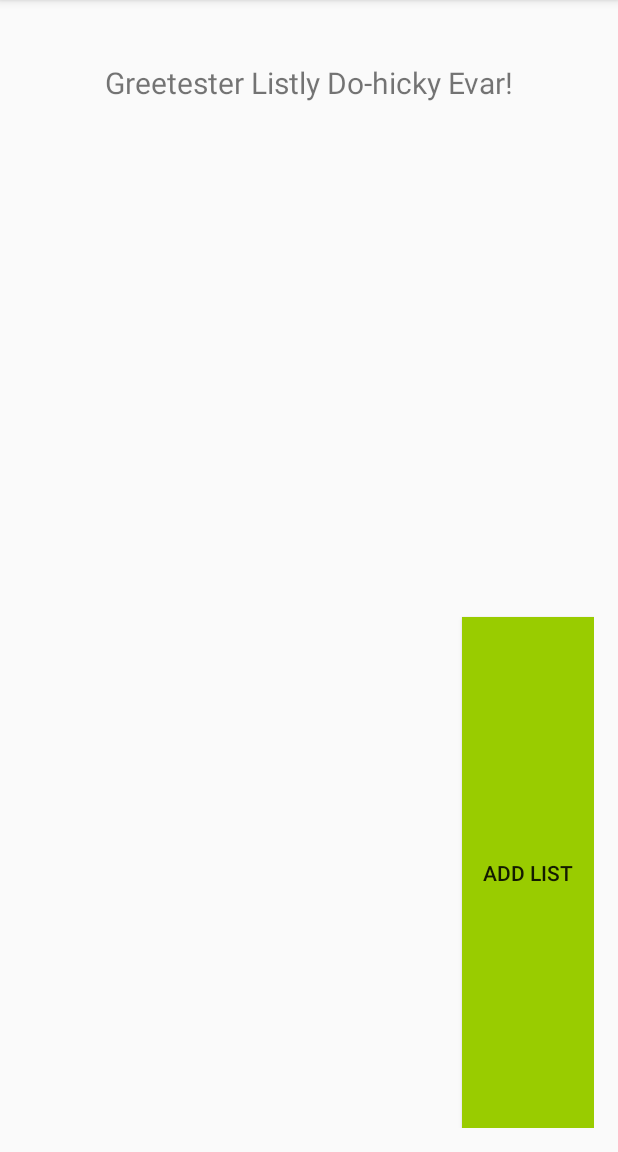
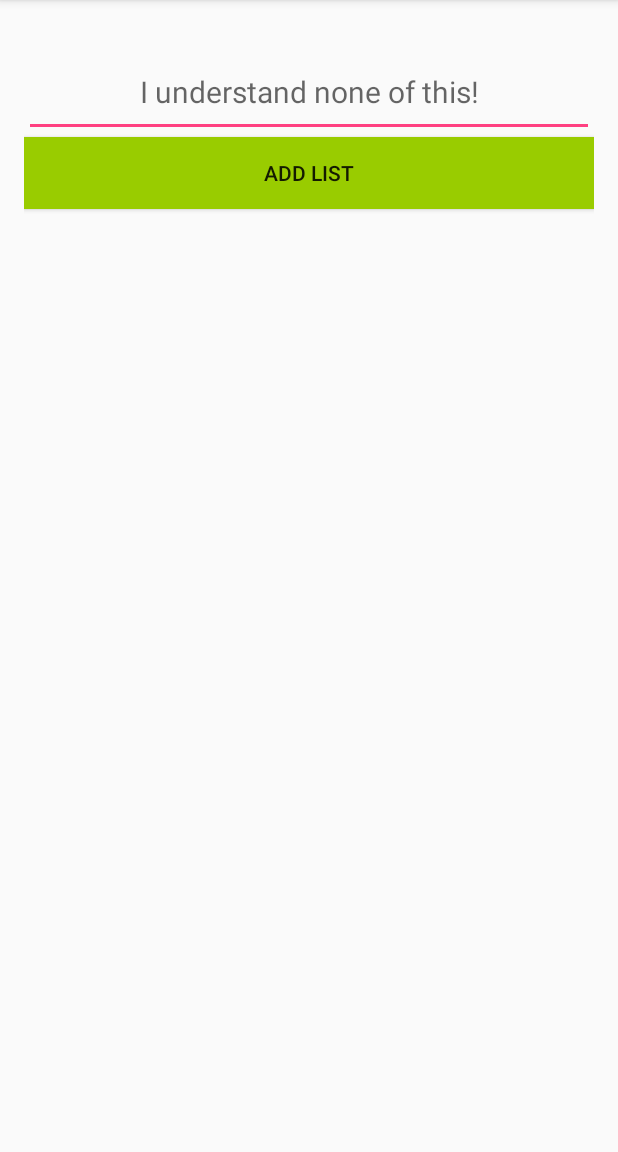
Before and after one commit to ajlomb/Project1, an Android app: the screen it shows after launch (MainActivity), on a phone screen of 412 x 824 dp, the part 84-1236 px from its top. Run offline under Robolectric (Android 15) with nearby library versions, the phone set to English and light mode, and no system bars.

Commit message:
Clears edit text field on button push

```diff
--- a/ToDoProject1/app/src/main/java/com/example/alexanderlombardo/todoproject1/MainActivity.java
+++ b/ToDoProject1/app/src/main/java/com/example/alexanderlombardo/todoproject1/MainActivity.java
@@ -1,43 +1,59 @@
 package com.example.alexanderlombardo.todoproject1;
 
+import android.os.Bundle;
 import android.support.v7.app.AppCompatActivity;
-import android.os.Bundle;
 import android.view.View;
 import android.widget.ArrayAdapter;
-import android.widget.Button;
 import android.widget.EditText;
 import android.widget.ListView;
+
 import java.util.ArrayList;
 
 public class MainActivity extends AppCompatActivity {
-    ArrayList<String> getNewList;
-    ArrayAdapter<String> mAdapter;
-    ListView lvItems;
-    Button listbutton;
+    ArrayList<String> arrayListToDo;
+    ArrayAdapter<String> arrayAdapterToDo;
+    public ListView listView;
 
-    @Override
-    protected void onCreate(Bundle savedInstanceState) {
+//      **NOT REALLY SURE WHAT THIS IS DOING YET....  Building the Array List?**
+
+    public void onCreate(Bundle savedInstanceState) {
         super.onCreate(savedInstanceState);
         setContentView(R.layout.activity_main);
-        getNewList.add("Testing List");
 
+        arrayListToDo = new ArrayList<String>();
+        arrayAdapterToDo = new ArrayAdapter<String>(this, android.R.layout.simple_list_item_1, arrayListToDo);
+        listView = (ListView) findViewById(R.id.listView);
+        listView.setAdapter(arrayAdapterToDo);
+
+ //       listView.setOnItemLongClickListener(new AdapterView.OnItemLongClickListener() {
+
+   //     });
+    }
+
+//      **ADDS A NEW ENTRY IN EDIT TEXT FIELD TO MAIN LIST WHEN BUTTON CLICKED**
+
+    public void listAddPage(View v) {
+
+        String listAddList = ((EditText)findViewById(R.id.editText)).getText().toString().trim();
+
+        if(listAddList.isEmpty()){
+            return;
+        }
+        arrayAdapterToDo.add(listAddList);
+        EditText editText = (EditText)findViewById(R.id.editText);
+        editText.setText("");
     }
 
 
 
-    public void listAdd(View v) {
-        EditText getNewList = (EditText) findViewById(R.id.getNewList);
-        String itemText = getNewList.getText().toString();
-        mAdapter.add(itemText);
-        getNewList.setText("");
-    }
+    //**SET LONG CLICK TO DELETE ITEMS HERE**
+//    public void itemAddList(View v) {
+//
+//        arrayAdapterToDo.notifyDataSetChanged();
+//    }
 
-//    public void onAddItem(View v) {
-//        EditText getNewItem = (EditText) findViewById(R.id.getNewItem);
-//        String itemText = etNewItem.getText().toString();
-//        itemsAdapter.add(itemText);
-//        getNewItem.setText("");
-//    }
+//      **INTENT TO MOVE TO ITEM LIST**
+//        Intent intent = new Intent(MainActivity.this, todolistitem.class);
 
 
 }
--- a/ToDoProject1/app/src/main/res/layout/activity_main.xml
+++ b/ToDoProject1/app/src/main/res/layout/activity_main.xml
@@ -9,34 +9,31 @@
     android:paddingTop="@dimen/activity_vertical_margin"
     tools:context="com.example.alexanderlombardo.todoproject1.MainActivity">
 
-    <TextView
-        android:id="@+id/header"
+    <EditText
+        android:id="@+id/editText"
         android:layout_width="match_parent"
         android:layout_height="75dp"
-        android:text="Greetester Listly Do-hicky Evar!"
+        android:hint="I understand none of this!"
         android:textAlignment="center"
         android:paddingTop="25dp"
-        android:textSize="20sp"/>
+        android:textSize="20sp" />
 
     <ListView
-        android:id="@+id/list_view"
-        android:layout_below="@+id/header"
+        android:id="@+id/listView"
+        android:layout_below="@+id/listButton"
         android:layout_width="match_parent"
         android:layout_height="320dp"
-        android:dividerHeight="5dp"
+        android:padding="5dp"
         >
     </ListView>
 
     <Button
-        android:layout_width="wrap_content"
+        android:layout_width="match_parent"
         android:layout_height="wrap_content"
         android:text="Add List"
         android:background="@android:color/holo_green_light"
-        android:id="@+id/listbutton"
-        android:layout_alignParentBottom="true"
-        android:layout_alignRight="@+id/list_view"
-        android:layout_alignEnd="@+id/list_view"
-        android:layout_below="@+id/list_view"
-        android:onClick="listAdd"/>
+        android:id="@+id/listButton"
+        android:layout_below="@id/editText"
+        android:onClick="listAddPage"/>
 
 </RelativeLayout>
```
Also changed, not shown: ToDoProject1/app/src/main/java/com/example/alexanderlombardo/todoproject1/todolistitem.java (added, +7 -0 lines), ToDoProject1/app/src/main/res/layout/item_todolist.xml (+34 -4 lines), 1 other file.
